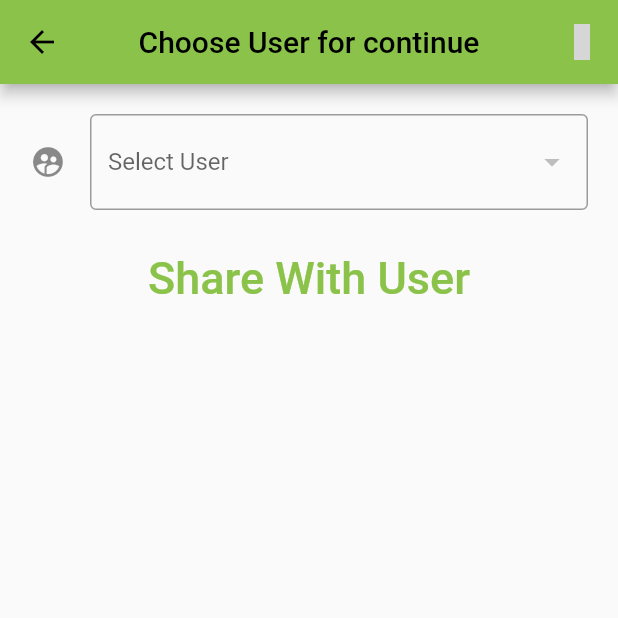
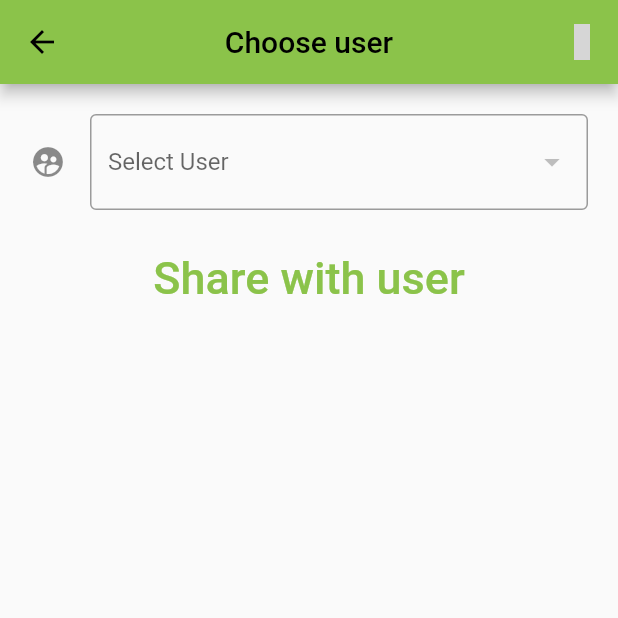
Before and after one commit to semelyanov86/easywords-native, a Flutter app: the ChooseUserPage screen opened by its route, on a phone screen of 412 x 824 dp, the top half of it. Run offline on Flutter 3.47's test engine with Material 2 defaults, Android fonts, the phone set to English and light mode, and no system bars; our stand-ins replace auto_route, cached_network_image, dartz, device_info, dio, flash and 9 more; missing offline and left inert: oauth2; accounts and stored records are empty; network calls fail; grey boxes are pictures that could not be loaded.

Commit message:
Added translations

```diff
--- a/lib/global_settings/presentation/settings_page.dart
+++ b/lib/global_settings/presentation/settings_page.dart
@@ -1,6 +1,7 @@
 import 'package:flutter/material.dart';
 import 'package:words_native/core/presentation/app_bar.dart';
 import 'package:words_native/core/presentation/drawer_widget.dart';
+import 'package:words_native/generated/l10n.dart';
 import 'package:words_native/global_settings/presentation/settings_form.dart';
 
 class SettingsPage extends StatelessWidget {
@@ -10,8 +11,8 @@ class SettingsPage extends StatelessWidget {
   Widget build(BuildContext context) {
     final formKey = GlobalKey<FormState>();
     return Scaffold(
-      appBar: const AppBarWidget(
-        header: 'Change Application Settings',
+      appBar: AppBarWidget(
+        header: S.of(context).Settings,
         showBackButton: true,
       ),
       drawer: const DrawerWidget(),
--- a/lib/profile/presentation/choose_user_page.dart
+++ b/lib/profile/presentation/choose_user_page.dart
@@ -3,6 +3,7 @@ import 'package:hooks_riverpod/hooks_riverpod.dart';
 import 'package:words_native/core/presentation/app_bar.dart';
 import 'package:words_native/core/presentation/drawer_widget.dart';
 import 'package:words_native/core/presentation/toasts.dart';
+import 'package:words_native/generated/l10n.dart';
 import 'package:words_native/profile/shared/providers.dart';
 
 class ChooseUserPage extends StatefulWidget {
@@ -39,8 +40,8 @@ class _ChooseUserPageState extends State<ChooseUserPage> {
       /*onChange: (context, state) {},
       provider: shortUserNotifierProvider,*/
       child: Scaffold(
-        appBar: const AppBarWidget(
-          header: 'Choose User for continue',
+        appBar: AppBarWidget(
+          header: S.of(context).choose_user,
           showBackButton: true,
         ),
         drawer: const DrawerWidget(),
@@ -50,18 +51,18 @@ class _ChooseUserPageState extends State<ChooseUserPage> {
               child: Padding(
                 padding: const EdgeInsets.all(20.0),
                 child: DropdownButtonFormField(
-                  decoration: const InputDecoration(
-                    border: OutlineInputBorder(),
-                    icon: Icon(Icons.supervised_user_circle),
-                    labelText: 'Select User',
+                  decoration: InputDecoration(
+                    border: const OutlineInputBorder(),
+                    icon: const Icon(Icons.supervised_user_circle),
+                    labelText: S.of(context).select_user,
                   ),
                   items: context
                       .read(shortUserNotifierProvider.notifier)
                       .getUsersList()
                       .map((user) {
                     return DropdownMenuItem(
+                      value: user.id,
                       child: Text(user.name),
-                      value: user.id,
                     );
                   }).toList(),
                   onChanged: (user) {
@@ -71,23 +72,24 @@ class _ChooseUserPageState extends State<ChooseUserPage> {
                   },
                   value: _userId,
                   validator: (val) {
-                    return val == null ? 'Please select a user' : null;
+                    return val == null ? S.of(context).choose_user_error : null;
                   },
                 ),
               ),
             ),
             TextButton(
-              child: Text(
-                'Share With User',
-                style: TextStyle(fontSize: 30.0),
-              ),
               onPressed: () {
                 if (_userId == 0 || _userId == null) {
-                  showNoConnectionToast('Please choose correct user', context);
+                  showNoConnectionToast(
+                      S.of(context).choose_user_error, context);
                 } else {
                   Navigator.pop(context, _userId);
                 }
               },
+              child: Text(
+                S.of(context).share_with_user,
+                style: const TextStyle(fontSize: 30.0),
+              ),
             ),
           ],
         ),
--- a/lib/profile/presentation/profile_page.dart
+++ b/lib/profile/presentation/profile_page.dart
@@ -28,7 +28,7 @@ class ProfilePage extends ConsumerWidget {
               child: Column(
                 children: [
                   ListTile(
-                    leading: Icon(Icons.album),
+                    leading: const Icon(Icons.album),
                     title: Text(S.of(context).Profile_Detail_Info),
                   ),
                   CircleAvatar(
@@ -39,7 +39,7 @@ class ProfilePage extends ConsumerWidget {
                     ),
                     backgroundColor: Colors.transparent,
                   ),
-                  Divider(
+                  const Divider(
                     height: 25,
                   ),
                   DataTable(
--- a/lib/words/create_word/presentation/create_word_page.dart
+++ b/lib/words/create_word/presentation/create_word_page.dart
@@ -2,6 +2,7 @@ import 'package:flutter/material.dart';
 import 'package:flutter_hooks/flutter_hooks.dart';
 import 'package:words_native/core/presentation/app_bar.dart';
 import 'package:words_native/core/presentation/drawer_widget.dart';
+import 'package:words_native/generated/l10n.dart';
 import 'package:words_native/words/create_word/presentation/create_word_form.dart';
 
 class CreateWordPage extends HookWidget {
@@ -12,8 +13,8 @@ class CreateWordPage extends HookWidget {
     final formKey = GlobalKey<FormState>();
 
     return Scaffold(
-      appBar: const AppBarWidget(
-        header: 'Create new word',
+      appBar: AppBarWidget(
+        header: S.of(context).create_header,
         showBackButton: true,
       ),
       drawer: const DrawerWidget(),
```
Also changed, not shown: lib/global_settings/presentation/settings_form.dart (+13 -12 lines), lib/l10n/intl_en.arb (+9 -1 lines), lib/l10n/intl_ru.arb (+9 -1 lines), lib/words/create_word/presentation/create_word_form.dart (+14 -13 lines), lib/generated/intl/messages_en.dart, lib/generated/intl/messages_ru.dart, lib/generated/l10n.dart.
